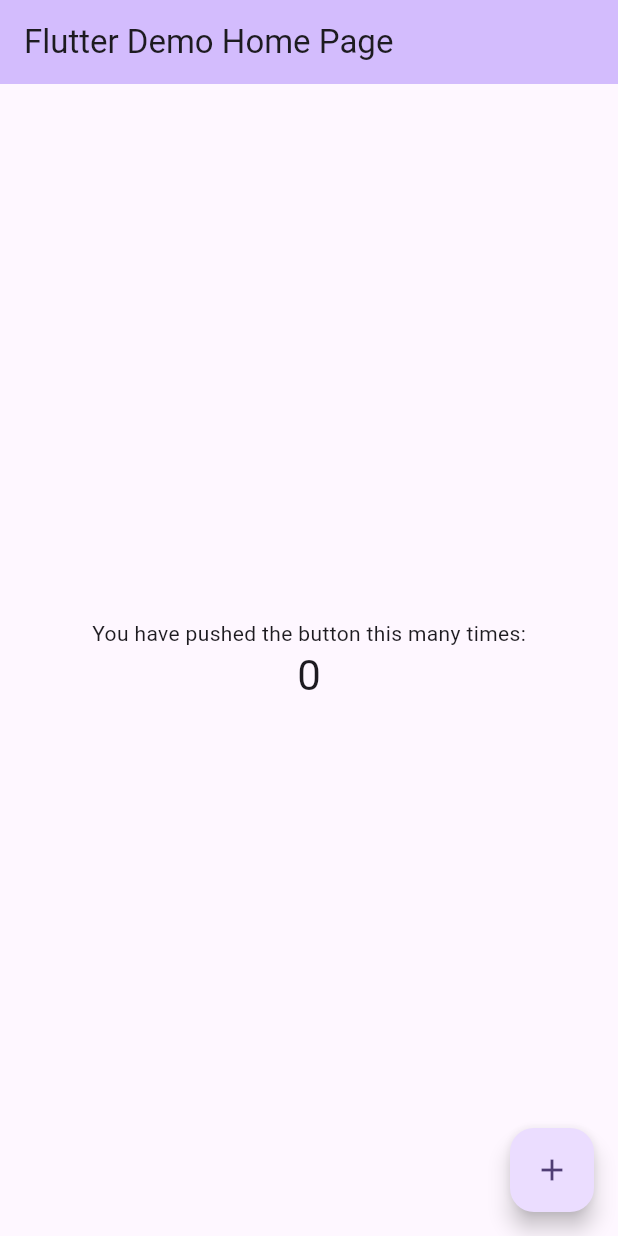
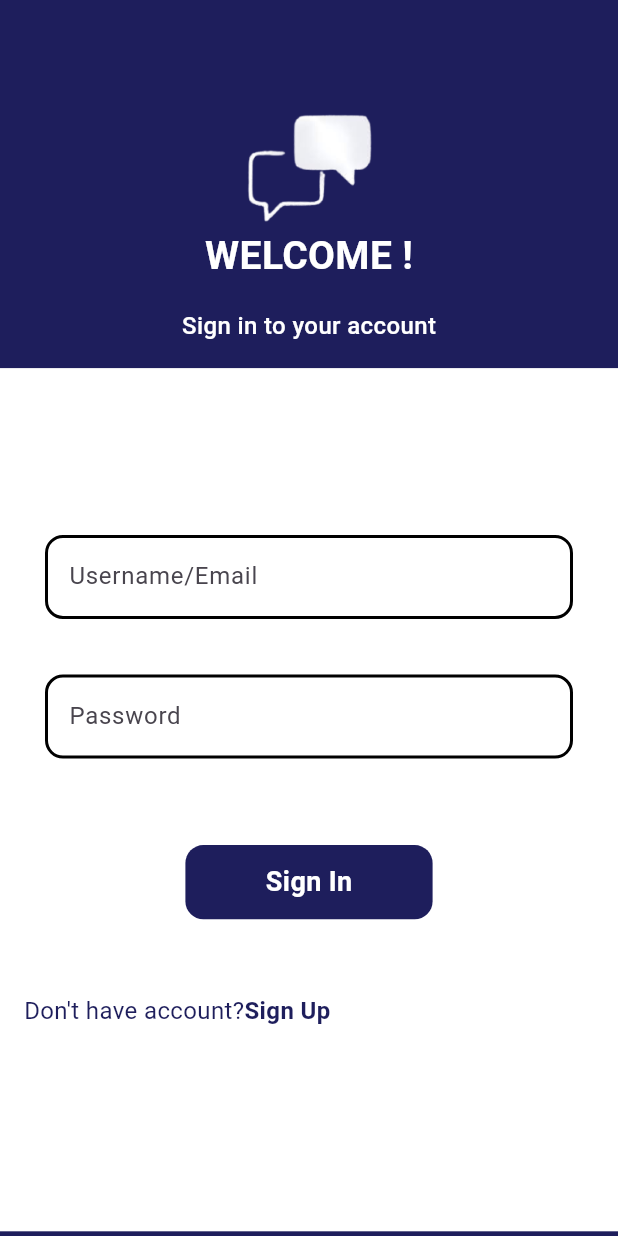
Before and after one commit to NishPaaP/caller, a Flutter app: the screen it shows after launch, on a phone screen of 412 x 824 dp. Run offline on Flutter 3.47's test engine with Material 2 defaults, Android fonts, the phone set to English and light mode, and no system bars.

Commit message:
login screen design complete validation remaining

```diff
--- a/lib/data/const/constantvariables.dart
+++ b/lib/data/const/constantvariables.dart
@@ -0,0 +1,47 @@
+import 'package:flutter/cupertino.dart';
+import 'package:flutter/material.dart';
+
+
+
+// class KApiUrls {
+//   static const main_Url = "";
+//
+//
+//   static const baseurl = "${main_Url}api/v1/";
+//
+//   static const baseurlV2 = "${main_Url}api/v2/";
+//
+//   static const baseurlV4 = "${main_Url}api/";
+//
+//   static const baseurlV3 = "${main_Url}third_party_org/api/v1/organizations/";
+// }
+
+class ApiError {
+  static Map<String, String?> error = {};
+}
+
+class KConstColors {
+  static const Color primaryColor = Color(0xff1e1e5c);
+  static const Color buttonTextColor = Colors.white;
+
+
+}
+
+class Helper {
+  static Widget spacer(Size size, double space) {
+    return SizedBox(
+      height: size.height * space,
+    );
+  }
+
+  static const athTopPadding =
+  EdgeInsets.symmetric(horizontal: 16, vertical: 40);
+
+  static const authTopPaddingWithButton =
+  EdgeInsets.symmetric(horizontal: 16, vertical: 40);
+}
+
+class KConstTextStyle {
+
+
+}
--- a/lib/features/authentication/login/ui/loginscreen.dart
+++ b/lib/features/authentication/login/ui/loginscreen.dart
@@ -0,0 +1,165 @@
+import 'package:caller_app/data/const/constantvariables.dart';
+import 'package:flutter/material.dart';
+import 'package:flutter/services.dart';
+
+class LoginScreen extends StatefulWidget {
+  const LoginScreen({super.key});
+
+  @override
+  State<LoginScreen> createState() => _LoginScreenState();
+}
+
+class _LoginScreenState extends State<LoginScreen> {
+  final GlobalKey<FormState> _loginFormKey = GlobalKey<FormState>();
+  TextEditingController _emailController = TextEditingController();
+  TextEditingController _passwordController = TextEditingController();
+  @override
+  Widget build(BuildContext context) {
+    final Size size = MediaQuery.of(context).size;
+    return Scaffold(
+      body: SingleChildScrollView(
+        child: Container(
+          height: size.height*1,
+          width: double.infinity,
+          color: Color(0xff1e1e5c),
+          child: Column(
+            children: [
+              SizedBox(height: size.height*0.085),
+              Container(
+                height: size.height*0.1,
+                width: size.width*0.4,
+                decoration: BoxDecoration(
+                  image: DecorationImage(
+                      image: AssetImage("assets/images/logintext.png"),
+                  )
+                ),
+              ),
+              Text(
+                  "WELCOME !",
+                style: TextStyle(
+                  fontSize: 26,
+                  fontWeight: FontWeight.w700,
+                  color: Colors.white,
+                ),
+              ),
+              SizedBox(height: size.height*0.02),
+              Text(
+                  "Sign in to your account",
+                style: TextStyle(
+                  color: Colors.white,
+                  fontWeight: FontWeight.w500,
+                  fontSize: 16,
+                ),
+              ),
+              SizedBox(height: size.height*0.02),
+              Container(
+                height: size.height*0.69839,
+                width: double.infinity,
+                color: Colors.white,
+                padding: EdgeInsets.only(left: 16,right: 16),
+                child: Column(
+                  children: [
+                    SizedBox(height: size.height*0.135),
+                    Padding(
+                      padding: EdgeInsets.only(left: 14,right: 14),
+                      child: Form(
+                        key: _loginFormKey,
+
+                          child: Column(
+                            children: [
+                              TextFormField(
+                                controller: _emailController,
+                                keyboardType: TextInputType.emailAddress,
+                                decoration: InputDecoration(
+                                  border: outlineInputBorder(),
+                                  hintText: "Username/Email",
+                                  errorBorder: outlineInputBorder(),
+                                  focusedBorder: outlineInputBorder(),
+                                  disabledBorder: outlineInputBorder(),
+                                  enabledBorder: outlineInputBorder(),
+                                  focusedErrorBorder: outlineInputBorder(),
+                                ),
+                              ),
+                              SizedBox(height: size.height*0.045),
+                              TextFormField(
+                                controller: _passwordController,
+                                keyboardType: TextInputType.visiblePassword,
+                                decoration: InputDecoration(
+                                  border: outlineInputBorder(),
+                                  hintText: "Password",
+                                  errorBorder: outlineInputBorder(),
+                                  focusedBorder: outlineInputBorder(),
+                                  disabledBorder: outlineInputBorder(),
+                                  enabledBorder: outlineInputBorder(),
+                                  focusedErrorBorder: outlineInputBorder(),
+                                ),
+                              ),
+
+                            ],
+                          ),
+                      ),
+                    ),
+                    SizedBox(height: size.height*0.07),
+                    Container(
+                      height: size.height*0.06,
+                      width: size.width*0.4,
+                      decoration: BoxDecoration(
+                          borderRadius: BorderRadius.circular(12),
+                          color: KConstColors.primaryColor
+                      ),
+                      child: Center(
+                        child: Text(
+                          "Sign In",
+                          style: TextStyle(
+                              fontWeight: FontWeight.bold,
+                              fontSize: 18,
+                              color: KConstColors.buttonTextColor
+                          ),
+                        ),
+                      ),
+                    ),
+                    SizedBox(height: size.height*0.06),
+                    Row(
+                      children: [
+                        Text(
+                            "Don't have account?",
+                            style: TextStyle(
+                              fontWeight: FontWeight.normal,
+                              fontSize: 16,
+                              color: KConstColors.primaryColor,
+                            )
+                        ),
+                        GestureDetector(
+                          onTap: (){},
+                          child: Text(
+                            "Sign Up",
+                            style: TextStyle(
+                              fontWeight: FontWeight.bold,
+                              fontSize: 16,
+                              color: KConstColors.primaryColor,
+                            ),
+                          ),
+                        )
+                      ],
+                    ),
+                  ],
+                ),
+              )
+            ],
+          ),
+
+        ),
+      ),
+    );
+  }
+
+  OutlineInputBorder outlineInputBorder() {
+    return OutlineInputBorder(
+                              borderRadius: BorderRadius.circular(12),
+                              borderSide: BorderSide(
+                                  color: Colors.black,
+                                width: 2
+                              )
+                            );
+  }
+}
--- a/lib/main.dart
+++ b/lib/main.dart
@@ -1,3 +1,4 @@
+import 'package:caller_app/features/authentication/login/ui/loginscreen.dart';
 import 'package:flutter/material.dart';
 
 void main() {
@@ -13,113 +14,10 @@ class MyApp extends StatelessWidget {
     return MaterialApp(
       title: 'Flutter Demo',
       theme: ThemeData(
-        // This is the theme of your application.
-        //
-        // TRY THIS: Try running your application with "flutter run". You'll see
-        // the application has a blue toolbar. Then, without quitting the app,
-        // try changing the seedColor in the colorScheme below to Colors.green
-        // and then invoke "hot reload" (save your changes or press the "hot
-        // reload" button in a Flutter-supported IDE, or press "r" if you used
-        // the command line to start the app).
-        //
-        // Notice that the counter didn't reset back to zero; the application
-        // state is not lost during the reload. To reset the state, use hot
-        // restart instead.
-        //
-        // This works for code too, not just values: Most code changes can be
-        // tested with just a hot reload.
         colorScheme: ColorScheme.fromSeed(seedColor: Colors.deepPurple),
         useMaterial3: true,
       ),
-      home: const MyHomePage(title: 'Flutter Demo Home Page'),
+      home: LoginScreen(),
     );
   }
 }
-
-class MyHomePage extends StatefulWidget {
-  const MyHomePage({super.key, required this.title});
-
-  // This widget is the home page of your application. It is stateful, meaning
-  // that it has a State object (defined below) that contains fields that affect
-  // how it looks.
-
-  // This class is the configuration for the state. It holds the values (in this
-  // case the title) provided by the parent (in this case the App widget) and
-  // used by the build method of the State. Fields in a Widget subclass are
-  // always marked "final".
-
-  final String title;
-
-  @override
-  State<MyHomePage> createState() => _MyHomePageState();
-}
-
-class _MyHomePageState extends State<MyHomePage> {
-  int _counter = 0;
-
-  void _incrementCounter() {
-    setState(() {
-      // This call to setState tells the Flutter framework that something has
-      // changed in this State, which causes it to rerun the build method below
-      // so that the display can reflect the updated values. If we changed
-      // _counter without calling setState(), then the build method would not be
-      // called again, and so nothing would appear to happen.
-      _counter++;
-    });
-  }
-
-  @override
-  Widget build(BuildContext context) {
-    // This method is rerun every time setState is called, for instance as done
-    // by the _incrementCounter method above.
-    //
-    // The Flutter framework has been optimized to make rerunning build methods
-    // fast, so that you can just rebuild anything that needs updating rather
-    // than having to individually change instances of widgets.
-    return Scaffold(
-      appBar: AppBar(
-        // TRY THIS: Try changing the color here to a specific color (to
-        // Colors.amber, perhaps?) and trigger a hot reload to see the AppBar
-        // change color while the other colors stay the same.
-        backgroundColor: Theme.of(context).colorScheme.inversePrimary,
-        // Here we take the value from the MyHomePage object that was created by
-        // the App.build method, and use it to set our appbar title.
-        title: Text(widget.title),
-      ),
-      body: Center(
-        // Center is a layout widget. It takes a single child and positions it
-        // in the middle of the parent.
-        child: Column(
-          // Column is also a layout widget. It takes a list of children and
-          // arranges them vertically. By default, it sizes itself to fit its
-          // children horizontally, and tries to be as tall as its parent.
-          //
-          // Column has various properties to control how it sizes itself and
-          // how it positions its children. Here we use mainAxisAlignment to
-          // center the children vertically; the main axis here is the vertical
-          // axis because Columns are vertical (the cross axis would be
-          // horizontal).
-          //
-          // TRY THIS: Invoke "debug painting" (choose the "Toggle Debug Paint"
-          // action in the IDE, or press "p" in the console), to see the
-          // wireframe for each widget.
-          mainAxisAlignment: MainAxisAlignment.center,
-          children: <Widget>[
-            const Text(
-              'You have pushed the button this many times:',
-            ),
-            Text(
-              '$_counter',
-              style: Theme.of(context).textTheme.headlineMedium,
-            ),
-          ],
-        ),
-      ),
-      floatingActionButton: FloatingActionButton(
-        onPressed: _incrementCounter,
-        tooltip: 'Increment',
-        child: const Icon(Icons.add),
-      ), // This trailing comma makes auto-formatting nicer for build methods.
-    );
-  }
-}
--- a/pubspec.yaml
+++ b/pubspec.yaml
@@ -59,8 +59,8 @@ flutter:
   uses-material-design: true
 
   # To add assets to your application, add an assets section, like this:
-  # assets:
-  #   - images/a_dot_burr.jpeg
+  assets:
+    - assets/images/
   #   - images/a_dot_ham.jpeg
 
   # An image asset can refer to one or more resolution-specific "variants", see
```
